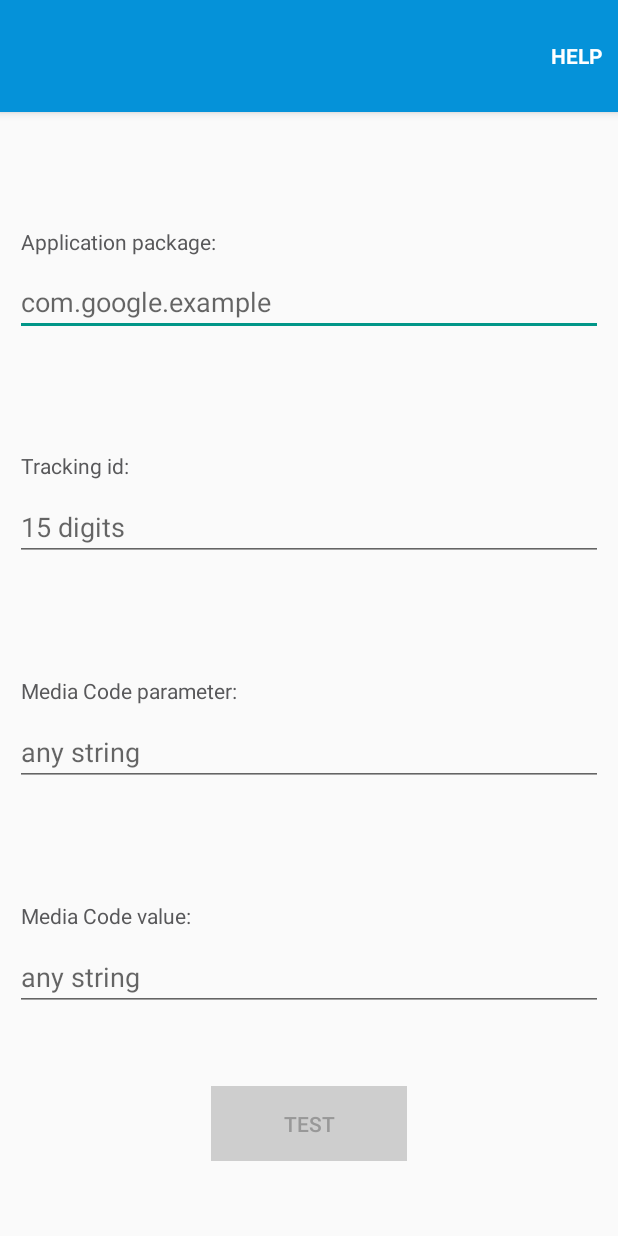
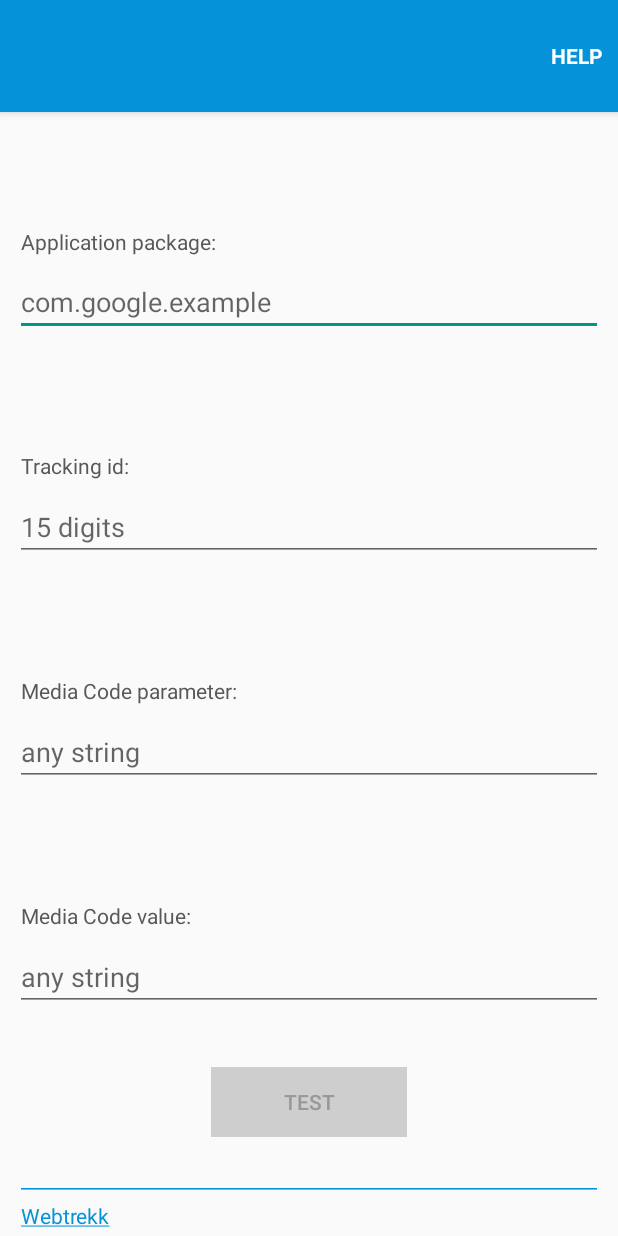
Before and after one commit to Webtrekk/CampaignTest, an Android app: the screen it shows after launch (MainActivity), on a phone screen of 412 x 824 dp. Run offline under Robolectric (Android 15) with nearby library versions, the phone set to English and light mode, and no system bars; libraries missing offline, so code that uses them is left out: com.webtrekk.webtrekksdk; 1 statement that could not run was skipped.

Commit message:
Webtrekk link to Webtrekk server id added
Webtrekk link to Webtrekk server id added

PIX-287

```diff
--- a/app/src/main/java/com/webtrekk/campaigntest/MainActivity.java
+++ b/app/src/main/java/com/webtrekk/campaigntest/MainActivity.java
@@ -27,6 +27,7 @@ import android.content.Intent;
 import android.content.SharedPreferences;
 import android.content.pm.PackageManager;
 import android.graphics.PorterDuff;
+import android.os.Build;
 import android.os.Bundle;
 import android.os.Handler;
 import android.support.v7.app.AlertDialog;
@@ -35,6 +36,7 @@ import android.support.v7.widget.Toolbar;
 import android.text.Editable;
 import android.text.TextUtils;
 import android.text.TextWatcher;
+import android.text.method.LinkMovementMethod;
 import android.util.ArraySet;
 import android.util.Log;
 import android.view.KeyEvent;
@@ -185,7 +187,6 @@ public class MainActivity extends AppCompatActivity {
             }
         });
 
-
         mMediaCodeValue.setOnEditorActionListener(new TextView.OnEditorActionListener() {
             @Override
             public boolean onEditorAction(TextView v, int actionId, KeyEvent event) {
@@ -196,6 +197,10 @@ public class MainActivity extends AppCompatActivity {
                     return false;
             }
         });
+
+
+        findViewById(R.id.horizontal_line).getBackground().setColorFilter(getWTColor(R.color.wt_blue), PorterDuff.Mode.SRC_IN);
+        ((TextView)findViewById(R.id.webtrekk_link)).setMovementMethod(LinkMovementMethod.getInstance());
     }
 
     private boolean validateInput(){
@@ -481,7 +486,11 @@ public class MainActivity extends AppCompatActivity {
     }
 
     private int getWTColor(int resID){
-        return getResources().getColor(resID);
+        if (Build.VERSION.SDK_INT >= Build.VERSION_CODES.M) {
+            return getResources().getColor(resID, null);
+        }else {
+            return getResources().getColor(resID);
+        }
     }
 
     private boolean isTrackIDErrorEnable(){
--- a/app/src/main/res/layout/activity_main.xml
+++ b/app/src/main/res/layout/activity_main.xml
@@ -107,16 +107,16 @@
         android:layout_weight="20"
         android:layout_height="0dp"
         android:orientation="vertical"
-        android:weightSum="3">
+        android:weightSum="16">
         <Space
             android:layout_width="match_parent"
             android:layout_height="0dp"
-            android:layout_weight="1"/>
+            android:layout_weight="4"/>
         <LinearLayout
             android:layout_width="match_parent"
             android:layout_height="0dp"
             android:weightSum="3"
-            android:layout_weight="1">
+            android:layout_weight="5">
             <Space
                 android:layout_width="0dp"
                 android:layout_height="match_parent"
@@ -135,10 +135,33 @@
                 android:layout_height="match_parent"
                 android:layout_weight="1"/>
         </LinearLayout>
-        <Space
+        <RelativeLayout
             android:layout_width="match_parent"
             android:layout_height="0dp"
-            android:layout_weight="1"/>
+            android:layout_weight="7">
+            <EditText
+                android:id="@+id/horizontal_line"
+                style="@style/EdtiTextForCampaignAttr"
+                android:layout_height="wrap_content"
+                android:paddingBottom="0dp"
+                android:inputType="none"
+                android:editable="false"
+                android:clickable="false"
+                android:focusable="false"
+                android:layout_above="@+id/webtrekk_link"
+                android:imeOptions="actionNone"/>
+            <TextView
+                style="@style/TextViewForCampaignAttr"
+                android:layout_width="match_parent"
+                android:layout_height="wrap_content"
+                android:layout_alignParentBottom="true"
+                android:id="@+id/webtrekk_link"
+                android:textColorLink="@color/wt_blue"
+                android:paddingBottom="4dp"
+                android:paddingTop="0dp"
+                android:gravity="center_vertical"
+                android:text="@string/webtrekk_link"/>
+        </RelativeLayout>
     </LinearLayout>
     </LinearLayout>
     <WebView
--- a/app/src/main/res/values/strings.xml
+++ b/app/src/main/res/values/strings.xml
@@ -29,4 +29,5 @@
     <string name="error_caption">Error</string>
     <string name="error_ok">OK</string>
     <string name="tracking_id_error_string">Tracking id needs to be 15 digits long</string>
+    <string name="webtrekk_link"><a href="http://www.webtrekk.com">Webtrekk</a></string>
 </resources>
--- a/app/src/main/res/values/styles.xml
+++ b/app/src/main/res/values/styles.xml
@@ -50,6 +50,7 @@
         <item name="android:completionThreshold">1</item>
         <item name="android:selectAllOnFocus">true</item>
         <item name="android:imeOptions">actionNext</item>
+        <item name="android:inputType">textNoSuggestions</item>
     </style>
     <style name="ActionBarTextStyle">
         <item name="android:layout_width">wrap_content</item>
```
